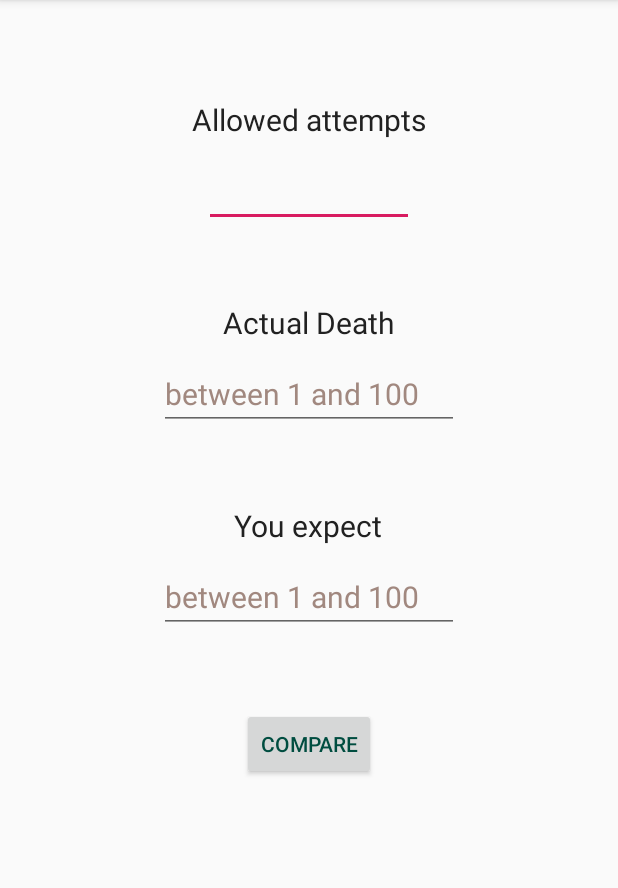
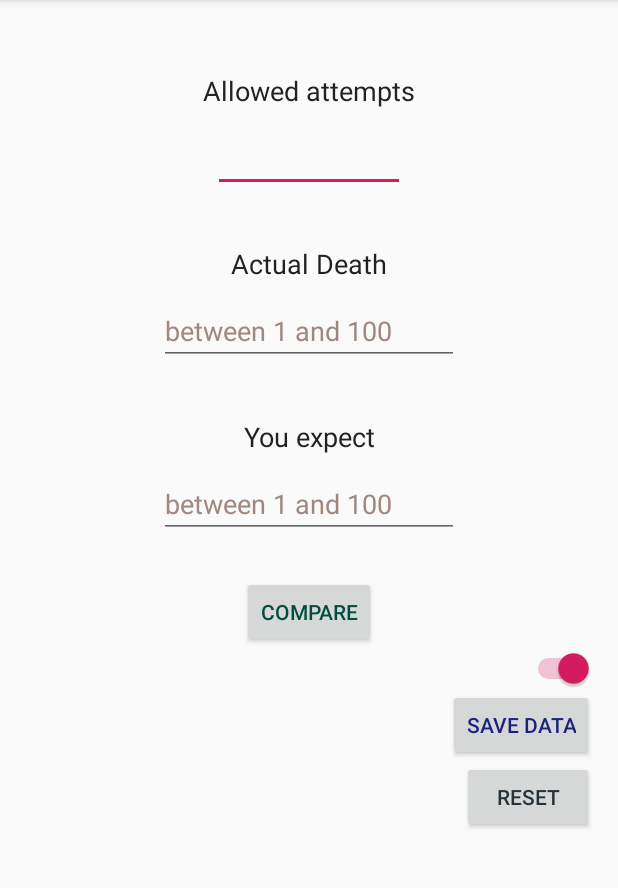
Before and after one commit to SubhradeepSS/Death_Approximator, an Android app: the screen it shows after launch (MainActivity), on a phone screen of 412 x 824 dp, the part 84-972 px from its top. Run offline under Robolectric (Android 15) with nearby library versions, the phone set to English and light mode, and no system bars.

Commit message:
Updated data storage and reset settings

```diff
--- a/app/src/main/java/com/example/death2/MainActivity.java
+++ b/app/src/main/java/com/example/death2/MainActivity.java
@@ -2,36 +2,93 @@ package com.example.death2;
 
 import androidx.appcompat.app.AppCompatActivity;
 
+import android.content.Context;
+import android.content.Intent;
+import android.content.SharedPreferences;
 import android.graphics.Color;
 import android.os.Bundle;
 import android.view.View;
 import android.widget.Button;
+import android.view.View.OnClickListener;
 import android.widget.LinearLayout;
 import android.widget.RelativeLayout;
+import android.widget.ScrollView;
+import android.widget.Switch;
 import android.widget.TextView;
 import android.widget.EditText;
+import android.widget.Toast;
 
 
 public class MainActivity extends AppCompatActivity {
 
     public float b=0;
-    public int w=0;
-    public int l=0;
+     public  static int w;
+     public static int l;
     public EditText x;
     private EditText age;
     private EditText guess;
     private TextView compare;
-
+    public Button btn;
+    public Button b2,b3;
+    public Switch switch1;
+    public static final String Shared_prefs="sharedprefs";
+    public static final String win="w";
+    public static final String loss="l";
+    public static final String s1="switch1";
+    public boolean switchonoff;
 
     @Override
     protected void onCreate(Bundle savedInstanceState) {
         super.onCreate(savedInstanceState);
         setContentView(R.layout.activity_main);
-        age=(EditText)findViewById(R.id.age);
-        guess=(EditText)findViewById(R.id.guess);
-        compare=(TextView)findViewById(R.id.compare);
-        x=(EditText)findViewById(R.id.no);
+        age = (EditText) findViewById(R.id.age);
+        guess = (EditText) findViewById(R.id.guess);
+        compare = (TextView) findViewById(R.id.compare);
+        x = (EditText) findViewById(R.id.no);
+        switch1 =(Switch)findViewById(R.id.switch1);
+        btn=(Button)findViewById(R.id.btn);
+        b2=(Button)findViewById(R.id.b2);
+        b3=(Button)findViewById((R.id.b3));
 
+        b2.setOnClickListener(new View.OnClickListener() {
+            @Override
+            public void onClick(View v) {
+                savedata();
+            }
+        });
+         loaddata();
+         update();
+
+         b3.setOnClickListener(new View.OnClickListener(){
+             @Override
+             public void onClick(View v){
+                 w=0;
+                 l=0;
+                 Toast.makeText(getApplicationContext(),"Data reset",Toast.LENGTH_SHORT).show();
+             }
+         });
+    }
+
+
+    public  void  savedata(){
+         SharedPreferences sharedPreferences=getSharedPreferences(Shared_prefs,MODE_PRIVATE);
+         SharedPreferences.Editor editor=sharedPreferences.edit();
+         editor.putInt(win,w);
+         editor.putInt(loss,l);
+         editor.putBoolean(s1,switch1.isChecked());
+         editor.apply();
+        Toast.makeText(this,"Data Saved",Toast.LENGTH_SHORT).show();
+    }
+
+    public  void loaddata(){
+        SharedPreferences sharedPreferences=getSharedPreferences(Shared_prefs,MODE_PRIVATE);
+        w=sharedPreferences.getInt(win,0);
+        l=sharedPreferences.getInt(loss,0);
+        switchonoff=sharedPreferences.getBoolean(s1,true);
+    }
+    public void update()
+    {
+        switch1.setChecked(switchonoff);
     }
 
     public void compare(View v)
--- a/app/src/main/res/layout-port/activity_main.xml
+++ b/app/src/main/res/layout-port/activity_main.xml
@@ -17,9 +17,9 @@
         android:layout_height="wrap_content"
         android:layout_gravity="center_horizontal"
         android:gravity="center_horizontal"
-        android:textSize="20sp"
+        android:textSize="18sp"
         android:textColor="#212121"
-        android:layout_marginTop="50dp"
+        android:layout_marginTop="32dp"
         />
     <EditText
         android:id="@+id/no"
@@ -30,7 +30,7 @@
         android:textColor="#0d47a1"
         android:layout_gravity="center_horizontal"
         android:layout_marginTop="10dp"
-        android:textSize="20sp"
+        android:textSize="18sp"
         />
 
     <TextView
@@ -39,9 +39,9 @@
         android:layout_height="wrap_content"
         android:layout_gravity="center_horizontal"
         android:gravity="center_horizontal"
-        android:textSize="20sp"
+        android:textSize="18sp"
         android:textColor="#212121"
-        android:layout_marginTop="50dp"
+        android:layout_marginTop="35dp"
         />
     <EditText
         android:id="@+id/age"
@@ -54,7 +54,7 @@
         android:ems="6"
         android:layout_gravity="center_horizontal"
         android:layout_marginTop="10dp"
-        android:textSize="20sp"
+        android:textSize="18sp"
         />
 
     <TextView
@@ -63,9 +63,9 @@
         android:layout_height="wrap_content"
         android:layout_gravity="center_horizontal"
         android:gravity="center_horizontal"
-        android:textSize="20sp"
+        android:textSize="18sp"
         android:textColor="#212121"
-        android:layout_marginTop="50dp"
+        android:layout_marginTop="35dp"
         />
     <EditText
         android:id="@+id/guess"
@@ -78,18 +78,39 @@
         android:textColorHint="#a1887f"
         android:layout_gravity="center_horizontal"
         android:layout_marginTop="10dp"
-        android:textSize="20sp"
+        android:textSize="18sp"
         />
     <Button
         android:id="@+id/btn"
         android:layout_width="wrap_content"
         android:layout_height="wrap_content"
         android:layout_gravity="center_horizontal"
-        android:layout_marginTop="50dp"
+        android:layout_marginTop="25dp"
         android:text="@string/compare"
         android:textColor="#004d40"
         android:onClick="compare"
         />
+    <Switch
+        android:id="@+id/switch1"
+        android:layout_width="wrap_content"
+        android:layout_height="wrap_content"
+        android:layout_gravity="right"
+        />
+    <Button
+        android:id="@+id/b2"
+        android:layout_width="wrap_content"
+        android:layout_height="wrap_content"
+        android:text="@string/savedata"
+        android:layout_gravity="right"
+        android:textColor="#1a237e"/>
+
+    <Button
+    android:id="@+id/b3"
+    android:layout_width="wrap_content"
+    android:layout_height="wrap_content"
+    android:text="@string/reset"
+        android:layout_gravity="right"
+        android:textColor="#263238" />
 
     <TextView
         android:id="@+id/compare"
@@ -97,8 +118,8 @@
         android:layout_height="wrap_content"
         android:layout_gravity="center_horizontal"
         android:gravity="center_horizontal"
-        android:layout_marginTop="25dp"
-        android:textSize="25sp"
+        android:layout_marginTop="20dp"
+        android:textSize="20sp"
         android:textColor="#3e2723"
         />
 </LinearLayout>
--- a/app/src/main/res/layout/activity_main.xml
+++ b/app/src/main/res/layout/activity_main.xml
@@ -17,9 +17,9 @@
         android:layout_height="wrap_content"
         android:layout_gravity="left"
         android:gravity="left"
-        android:textSize="12sp"
+        android:textSize="10sp"
         android:textColor="#212121"
-        android:layout_marginTop="5dp"
+        android:layout_marginTop="0dp"
         />
     <EditText
         android:id="@+id/no"
@@ -29,8 +29,8 @@
         android:ems="6"
         android:textColor="#0d47a1"
         android:layout_gravity="left"
-        android:layout_marginTop="5dp"
-        android:textSize="12sp"
+        android:layout_marginTop="0dp"
+        android:textSize="9sp"
         />
 
 
@@ -40,9 +40,9 @@
         android:layout_height="wrap_content"
         android:layout_gravity="right"
         android:gravity="right"
-        android:textSize="12sp"
+        android:textSize="10sp"
         android:textColor="#212121"
-        android:layout_marginTop="5dp"
+        android:layout_marginTop="0dp"
         />
     <EditText
         android:id="@+id/guess"
@@ -54,8 +54,8 @@
         android:hint="@string/hint2"
         android:textColorHint="#a1887f"
         android:layout_gravity="right"
-        android:layout_marginTop="5dp"
-        android:textSize="12sp"
+        android:layout_marginTop="0dp"
+        android:textSize="9sp"
         />
 
     <TextView
@@ -64,8 +64,8 @@
         android:layout_height="wrap_content"
         android:layout_gravity="left"
         android:gravity="left"
-        android:textSize="12sp"
-        android:layout_marginTop="5dp"
+        android:textSize="10sp"
+        android:layout_marginTop="0dp"
         android:textColor="#212121"
         />
     <EditText
@@ -78,23 +78,45 @@
         android:textColor="#0d47a1"
         android:ems="6"
         android:layout_gravity="left"
-        android:layout_marginTop="5dp"
-        android:textSize="12sp"
+        android:layout_marginTop="0dp"
+        android:textSize="9sp"
         />
 
 
     <Button
         android:id="@+id/btn"
         android:layout_width="wrap_content"
-        android:layout_height="wrap_content"
+        android:layout_height="30dp"
         android:layout_gravity="right"
-        android:layout_marginTop="5dp"
+        android:layout_marginTop="0dp"
         android:text="@string/compare"
-        android:textSize="12sp"
+        android:textSize="9sp"
         android:textColor="#004d40"
         android:onClick="compare"
         />
+    <Switch
+        android:id="@+id/switch1"
+        android:layout_width="wrap_content"
+        android:layout_height="wrap_content"
+        android:layout_gravity="left"
+        />
+    <Button
+        android:id="@+id/b2"
+        android:layout_width="wrap_content"
+        android:layout_height="30dp"
+        android:text="@string/savedata"
+        android:textSize="9sp"
+        android:layout_gravity="left"
+        android:textColor="#1a237e"/>
 
+    <Button
+        android:id="@+id/b3"
+        android:layout_width="wrap_content"
+        android:layout_height="30dp"
+        android:text="@string/reset"
+        android:layout_gravity="right"
+        android:textSize="9sp"
+        android:textColor="#263238" />
     <TextView
         android:id="@+id/compare"
         android:layout_width="wrap_content"
@@ -102,7 +124,7 @@
         android:layout_gravity="center_horizontal"
         android:gravity="center_horizontal"
         android:layout_marginTop="0dp"
-        android:textSize="14sp"
+        android:textSize="10sp"
         android:textColor="#3e2723"
         />
 </LinearLayout>
--- a/app/src/main/res/values/strings.xml
+++ b/app/src/main/res/values/strings.xml
@@ -6,6 +6,8 @@
     <string name="age">Original age</string>
     <string name="guess">Your guess</string>
     <string name="compare">Compare</string>
+    <string name="savedata">Save Data</string>
+    <string name="reset">Reset</string>
     <string name="hint1">between 1 and 100</string>
     <string name="hint2">between 1 and 100</string>
     <string name="lost">You lost GAME OVER</string>
```
